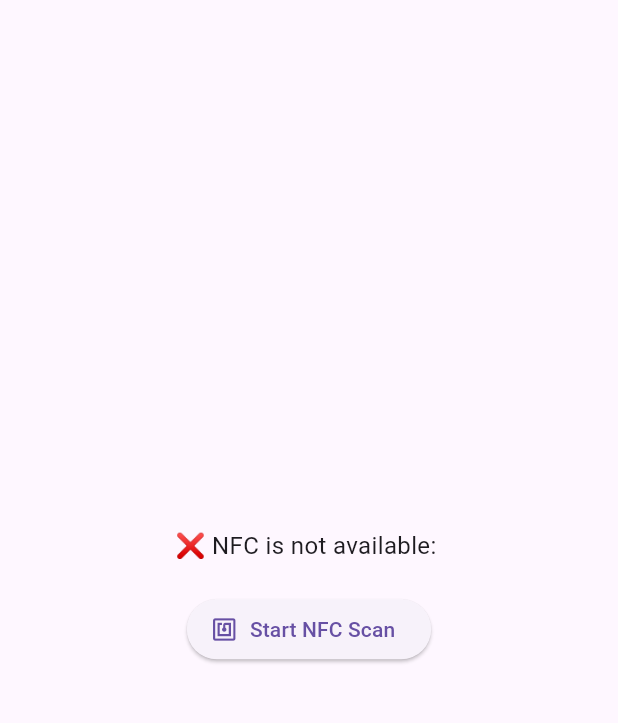
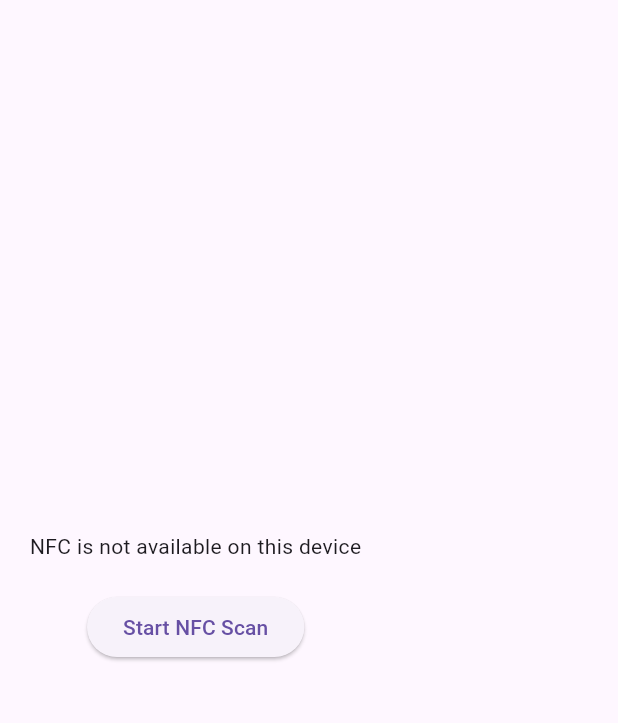
Before and after one commit to safridbhueyan/NFC_card_detection_app, a Flutter app: the screen it shows after launch, after a tap on "Start NFC Scan", on a phone screen of 412 x 824 dp, the part 63-786 px from its top. Run offline on Flutter 3.47's test engine with Material 3 defaults, Android fonts, the phone set to English and light mode, and no system bars; missing offline and left inert: nfc_manager.

Commit message:
quiz done at 12:25 in wednesday

```diff
--- a/lib/main.dart
+++ b/lib/main.dart
@@ -1,131 +1,104 @@
 import 'package:flutter/material.dart';
-import 'package:flutter_nfc_kit/flutter_nfc_kit.dart';
-import 'package:flutter/services.dart';
+import 'package:nfc_manager/nfc_manager.dart';
 
-void main() {
-  runApp(const MyApp());
-}
+
+void main() => runApp(MyApp());
 
 class MyApp extends StatelessWidget {
-  const MyApp({super.key});
   @override
   Widget build(BuildContext context) {
     return MaterialApp(
-      debugShowCheckedModeBanner: false,
-      home: Scaffold(
-        appBar: AppBar(title: const Text('NFC Reader')),
-        body: const NfcReaderScreen(),
-      ),
+      title: 'NFC Reader',
+      home: NfcReaderPage(),
     );
   }
 }
 
-class NfcReaderScreen extends StatefulWidget {
-  const NfcReaderScreen({super.key});
-
+class NfcReaderPage extends StatefulWidget {
   @override
-  State<NfcReaderScreen> createState() => _NfcReaderScreenState();
+  _NfcReaderPageState createState() => _NfcReaderPageState();
 }
 
-class _NfcReaderScreenState extends State<NfcReaderScreen> {
-  String result = 'Tap a card to scan';
-  bool isLoading = false;
-  String? rawResponse;
+class _NfcReaderPageState extends State<NfcReaderPage> {
+  String _nfcData = 'Scan a tag...';
+  bool _isScanning = false;
 
-  Future<void> startNfcScan() async {
-    setState(() {
-      isLoading = true;
-      result = '🔍 Scanning for NFC tag...';
-      rawResponse = null;
-    });
+  void extractCardIdFromRawNfcData(String rawData) {
+    final regex = RegExp(r'identifier: \[([0-9,\s]+)\]');
+    final match = regex.firstMatch(rawData);
 
-    try {
-      final availability = await FlutterNfcKit.nfcAvailability;
-      if (availability != NFCAvailability.available) {
-        setState(() {
-          result = '❌ NFC is not available: $availability';
-          isLoading = false;
-        });
-        return;
-      }
+    if (match != null) {
+      final rawList = match.group(1); // e.g. "92, 30, 135, 159"
+      final cardId = rawList!
+          .split(',')
+          .map((e) => int.parse(e.trim()))
+          .map((e) => e.toRadixString(16).padLeft(2, '0'))
+          .join()
+          .toUpperCase();
 
-      final tag = await FlutterNfcKit.poll(timeout: const Duration(seconds: 30));
+      print('✅ Extracted Card ID: $cardId');
 
-      String info = '''
-✅ NFC Tag Detected
---------------------------
-• ID: ${tag.id}
-• Type: ${tag.type}
-• Standard: ${tag.standard}
-• ATQA: ${tag.atqa}
-• SAK: ${tag.sak}
-• Historical Bytes: ${tag.historicalBytes}
-• Protocol Info: ${tag.protocolInfo}
---------------------------
-''';
-
-      if (tag.type == NFCTagType.iso7816) {
-        final apdu = "00A4040007A0000000031010"; // Visa AID
-        final response = await FlutterNfcKit.transceive(apdu);
-        info += '📥 APDU Response: $response\n';
-        rawResponse = response;
-      } else {
-        info += '⚠️ This tag is not ISO7816 (e.g., not an EMV card).';
-      }
-
-      await FlutterNfcKit.finish();
-
-      setState(() {
-        result = info;
-        isLoading = false;
-      });
-    } catch (e) {
-      setState(() {
-        result = '❌ NFC Error: $e';
-        isLoading = false;
-      });
+      // Now you can send cardId to your backend
+      // Example: sendCardIdToBackend(cardId);
+    } else {
+      print('❌ Card identifier not found.');
     }
   }
 
-  void copyToClipboard() {
-    if (rawResponse != null) {
-      Clipboard.setData(ClipboardData(text: rawResponse!));
-      ScaffoldMessenger.of(context).showSnackBar(
-        const SnackBar(content: Text('Copied response to clipboard')),
-      );
+
+  void _startScanning() async {
+    bool isAvailable = await NfcManager.instance.isAvailable();
+    if (!isAvailable) {
+      setState(() => _nfcData = 'NFC is not available on this device');
+      return;
     }
+
+    setState(() => _isScanning = true);
+
+    NfcManager.instance.startSession(
+      onDiscovered: (NfcTag tag) async {
+        setState(() {
+          _nfcData = tag.data.toString();
+          debugPrint("\n$_nfcData\n");
+         // final String cardId = identifier.map((e) => e.toRadixString(16).padLeft(2, '0')).join().toUpperCase();
+          extractCardIdFromRawNfcData(_nfcData);
+        //  print('Card ID: $cardId');
+
+          _isScanning = false;
+        });
+        NfcManager.instance.stopSession();
+      },
+      onError: (error) async {
+        setState(() {
+          _nfcData = 'Error reading NFC tag: $error';
+          _isScanning = false;
+        });
+        NfcManager.instance.stopSession(errorMessage: error.toString());
+      },
+    );
+  }
+
+  @override
+  void dispose() {
+    NfcManager.instance.stopSession();
+    super.dispose();
   }
 
   @override
   Widget build(BuildContext context) {
-    return Center(
-      child: Padding(
-        padding: const EdgeInsets.symmetric(horizontal: 20.0),
+    return Scaffold(
+      appBar: AppBar(title: Text('NFC Reader')),
+      body: Padding(
+        padding: const EdgeInsets.all(20.0),
         child: Column(
           mainAxisAlignment: MainAxisAlignment.center,
           children: [
-            if (isLoading)
-              const CircularProgressIndicator()
-            else
-              Text(
-                result,
-                textAlign: TextAlign.left,
-                style: const TextStyle(fontSize: 16),
-              ),
-            const SizedBox(height: 20),
-            ElevatedButton.icon(
-              onPressed: startNfcScan,
-              icon: const Icon(Icons.nfc),
-              label: const Text('Start NFC Scan'),
+            Text(_nfcData, textAlign: TextAlign.center),
+            SizedBox(height: 20),
+            ElevatedButton(
+              onPressed: _isScanning ? null : _startScanning,
+              child: Text('Start NFC Scan'),
             ),
-            if (rawResponse != null) ...[
-              const SizedBox(height: 10),
-              OutlinedButton.icon(
-                onPressed: copyToClipboard,
-                icon: const Icon(Icons.copy),
-                label: const Text('Copy Raw Response'),
-              ),
-            ]
           ],
         ),
       ),
--- a/pubspec.yaml
+++ b/pubspec.yaml
@@ -35,6 +35,7 @@ dependencies:
   # Use with the CupertinoIcons class for iOS style icons.
   cupertino_icons: ^1.0.8
   flutter_nfc_kit: ^3.6.0
+  nfc_manager: ^3.5.0
 
 dev_dependencies:
   flutter_test:
```
Also changed, not shown: lib/nfc_manager.dart (added), pubspec.lock.
